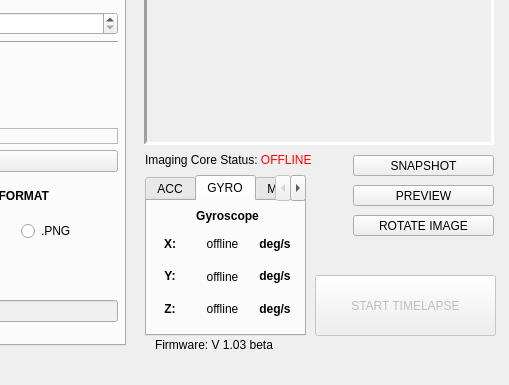
Before: the Qt Designer form _ui/Clinostat.ui in CoSE-Jerry/3D-Clinostat, drawn with Qt 5; both pictures show x 515 to 1024 and y 215 to 600 of the 1024 by 600 pixel window.
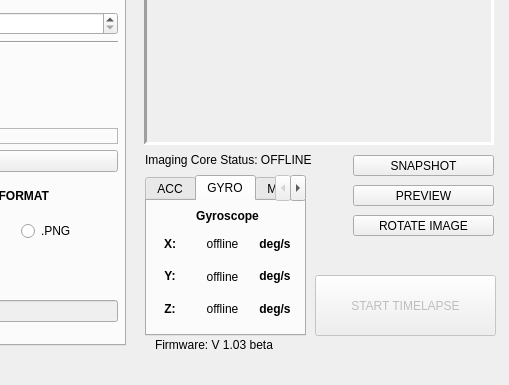
After: the same form once the commit is applied. Icons and pictures are not drawn.

```diff
--- a/_ui/Clinostat.ui
+++ b/_ui/Clinostat.ui
@@ -2027,7 +2027,7 @@
      </rect>
     </property>
     <property name="text">
-     <string>&lt;html&gt;&lt;head/&gt;&lt;body&gt;&lt;p&gt;&lt;span style=&quot; color:#000000;&quot;&gt;Imaging Core Status:&lt;/span&gt;&lt;span style=&quot; color:#ff0000;&quot;&gt; OFFLINE&lt;/span&gt;&lt;/p&gt;&lt;/body&gt;&lt;/html&gt;</string>
+     <string>&lt;html&gt;&lt;head/&gt;&lt;body&gt;&lt;p&gt;&lt;span style=&quot; color:#000000;&quot;&gt;Imaging Core Status: OFFLINE&lt;/span&gt;&lt;/p&gt;&lt;/body&gt;&lt;/html&gt;</string>
     </property>
    </widget>
   </widget>
```
Left out of the diff: 2 changed lines with no effect on the pictures.
